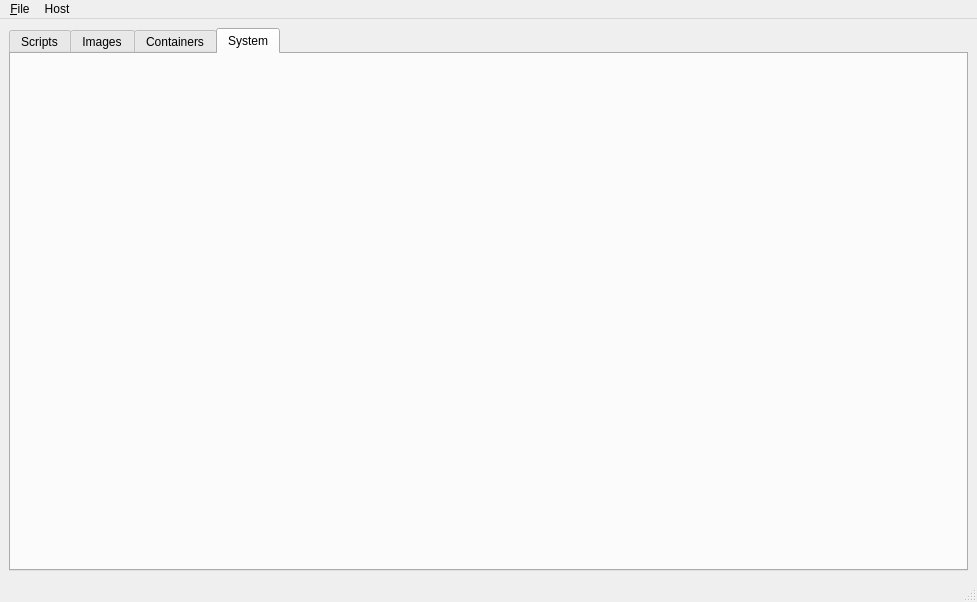
Before: the Qt Designer form mainwindow.ui in aleozlx/docker-script, drawn with Qt 5.
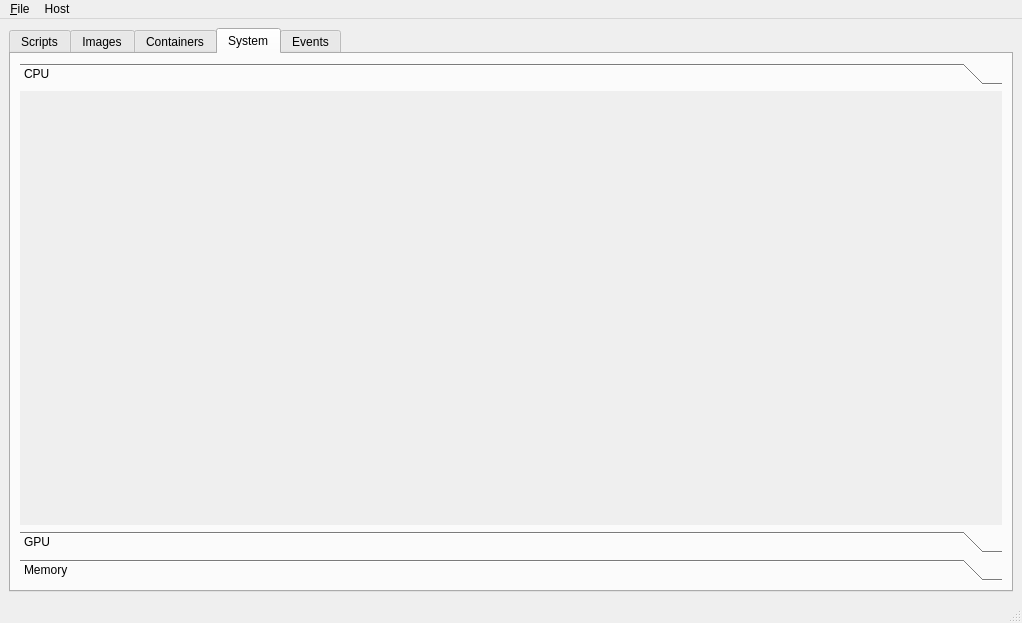
After: the same form once the commit is applied. The open tabs and pages were chosen to show the change.

```diff
--- a/mainwindow.ui
+++ b/mainwindow.ui
@@ -6,8 +6,8 @@
    <rect>
     <x>0</x>
     <y>0</y>
-    <width>977</width>
-    <height>602</height>
+    <width>1022</width>
+    <height>623</height>
    </rect>
   </property>
   <property name="windowTitle">
@@ -181,6 +181,56 @@
        <attribute name="title">
         <string>System</string>
        </attribute>
+       <layout class="QVBoxLayout" name="verticalLayout_7">
+        <item>
+         <widget class="QToolBox" name="toolBox">
+          <property name="currentIndex">
+           <number>2</number>
+          </property>
+          <widget class="QWidget" name="page">
+           <property name="geometry">
+            <rect>
+             <x>0</x>
+             <y>0</y>
+             <width>982</width>
+             <height>414</height>
+            </rect>
+           </property>
+           <attribute name="label">
+            <string>CPU</string>
+           </attribute>
+          </widget>
+          <widget class="QWidget" name="page_2">
+           <property name="geometry">
+            <rect>
+             <x>0</x>
+             <y>0</y>
+             <width>982</width>
+             <height>414</height>
+            </rect>
+           </property>
+           <attribute name="label">
+            <string>GPU</string>
+           </attribute>
+          </widget>
+          <widget class="QWidget" name="page_3">
+           <attribute name="label">
+            <string>Memory</string>
+           </attribute>
+          </widget>
+         </widget>
+        </item>
+       </layout>
+      </widget>
+      <widget class="QWidget" name="tab_5">
+       <attribute name="title">
+        <string>Events</string>
+       </attribute>
+       <layout class="QVBoxLayout" name="verticalLayout_8">
+        <item>
+         <widget class="QPlainTextEdit" name="plainTextEdit"/>
+        </item>
+       </layout>
       </widget>
      </widget>
     </item>
@@ -191,7 +241,7 @@
     <rect>
      <x>0</x>
      <y>0</y>
-     <width>977</width>
+     <width>1022</width>
      <height>25</height>
     </rect>
    </property>
```
Left out of the diff: 41 changed lines with no effect on the pictures.
